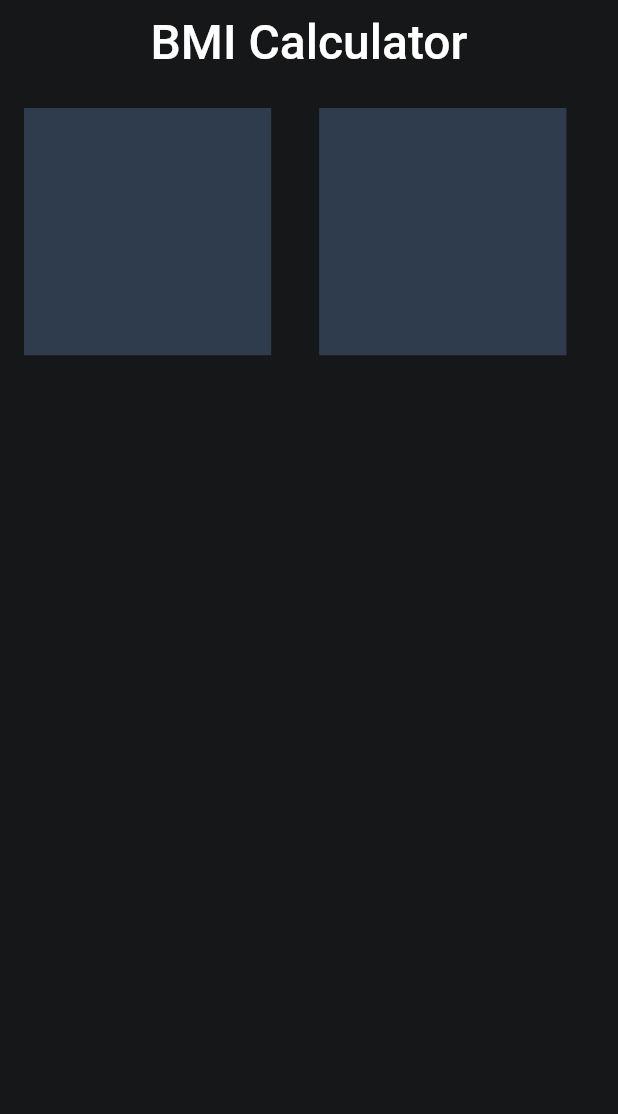
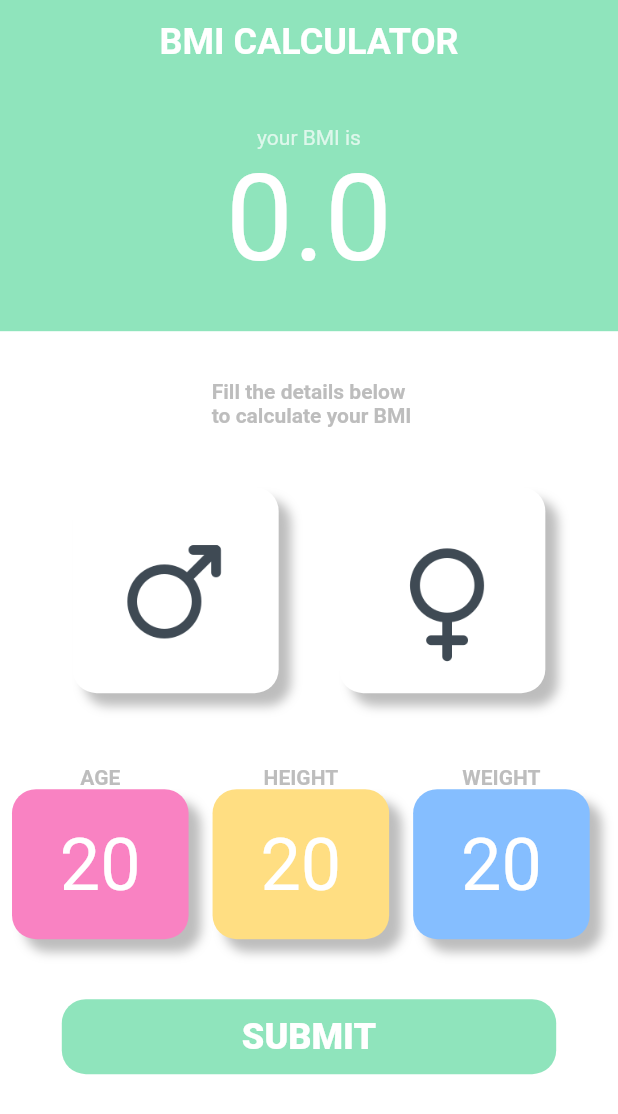
Before and after one commit to AayushDongre/Rait-Flutter-Session, a Flutter app: the screen it shows after launch, on a phone screen of 412 x 824 dp. Shown: the top 1114 px of the screen. Run offline on Flutter 3.47's test engine with Material 2 defaults, Android fonts, the light colour scheme and no system bars; our stand-ins replace google_fonts.

Commit message:
BMI Calculator app static' '

```diff
--- a/bmiCalculator/lib/constants.dart
+++ b/bmiCalculator/lib/constants.dart
@@ -3,3 +3,4 @@ import 'package:flutter/material.dart';
 const backgroundColor = const Color(0xFF161719);
 const selectedBoxColor = const Color(0xFF72909D);
 const defaultBoxColor = const Color(0xFF2F3C4D);
+const green = const Color(0xFF8FE4BC);
--- a/bmiCalculator/lib/homeScreen.dart
+++ b/bmiCalculator/lib/homeScreen.dart
@@ -1,4 +1,6 @@
 import 'package:bmiCalculator/constants.dart';
+import 'package:bmiCalculator/widgets/detailsInput.dart';
+import 'package:bmiCalculator/widgets/genderButton.dart';
 import 'package:flutter/material.dart';
 import 'package:google_fonts/google_fonts.dart';
 
@@ -10,40 +12,105 @@ class HomeScreen extends StatefulWidget {
 }
 
 class _HomeScreenState extends State<HomeScreen> {
+  bool gender = true;
+
   @override
   Widget build(BuildContext context) {
     return Scaffold(
       appBar: AppBar(
-        backgroundColor: backgroundColor,
-        title: Text('BMI Calculator', style: GoogleFonts.roboto(fontSize: 32)),
+        title: Text(
+          'BMI CALCULATOR',
+          style: TextStyle(
+              fontSize: 24, color: Colors.white, fontWeight: FontWeight.w700),
+        ),
         centerTitle: true,
+        backgroundColor: green,
         elevation: 0,
       ),
-      backgroundColor: backgroundColor,
+      backgroundColor: Colors.white,
       body: ListView(
         children: <Widget>[
-          Row(
+          Container(
+            color: green,
+            height: MediaQuery.of(context).size.height / 5,
+            child: Column(
+              mainAxisAlignment: MainAxisAlignment.center,
+              children: <Widget>[
+                Text(
+                  'your BMI is',
+                  style: TextStyle(color: Colors.white70),
+                ),
+                Text(
+                  '0.0',
+                  style: TextStyle(color: Colors.white, fontSize: 80),
+                )
+              ],
+            ),
+          ),
+          Padding(
+            padding: const EdgeInsets.symmetric(horizontal: 8.0, vertical: 32),
+            child: Center(
+              child: Text(
+                ' Fill the details below\n to calculate your BMI',
+                style: TextStyle(
+                    color: Colors.grey[400], fontWeight: FontWeight.w600),
+              ),
+            ),
+          ),
+          Padding(
+            padding: const EdgeInsets.all(8.0),
+            child: Row(
+              mainAxisAlignment: MainAxisAlignment.spaceEvenly,
+              children: <Widget>[
+
+                GestureDetector(
+                  child: genderbutton('assets/male.png', context),
+                  onTap: (){
+                    setState(() {
+                      gender = true;
+                    });
+                  },
+                ),
+                GestureDetector(
+                  child: genderbutton('assets/female.png', context),
+                  onTap: (){
+                    setState(() {
+                      gender = false;
+                    });
+                  },
+                )
+              ],
+            ),
+          ),
+          Container(
+            padding: EdgeInsets.symmetric(vertical: 32),
+            child: Row(
+              children: <Widget>[
+                detailsInput(context, 'AGE', Color(0XFFF982C2)),
+                detailsInput(context, 'HEIGHT', Color(0XFFFFDE82)),
+                detailsInput(context, 'WEIGHT', Color(0XFF85BEFF)),
+              ],
+            ),
+          ),
+          Column(
             children: <Widget>[
               Container(
-                margin: EdgeInsets.all(16),
-                width: MediaQuery.of(context).size.width * .4,
-                height: MediaQuery.of(context).size.width * .4,
-                color: defaultBoxColor,
+                width: MediaQuery.of(context).size.width * 0.8,
+                height: 50,
+                child: Center(
+                  child: Text(
+                    'SUBMIT',
+                    style: TextStyle(
+                        fontSize: 24,
+                        color: Colors.white,
+                        fontWeight: FontWeight.w900),
+                  ),
+                ),
+                decoration: BoxDecoration(
+                  color: green,
+                  borderRadius: BorderRadius.circular(16),
+                ),
               ),
-              Container(
-                margin: EdgeInsets.all(16),
-                width: MediaQuery.of(context).size.width * .4,
-                height: MediaQuery.of(context).size.width * .4,
-                color: defaultBoxColor,
-              ),
-            ],
-          ),
-          Row(
-            children: <Widget>[
-              Container(
-
-                color: Color(0xFF2F3F4B),
-              )
             ],
           )
         ],
--- /dev/null
+++ b/bmiCalculator/lib/widgets/detailsInput.dart
@@ -0,0 +1,34 @@
+import 'package:flutter/material.dart';
+
+Widget detailsInput(BuildContext context, String text, Color backgroundColor) {
+  return Container(
+    padding: EdgeInsets.all(8),
+    child: Column(
+      children: <Widget>[
+        Text(
+          text,
+          style:
+              TextStyle(color: Colors.grey[400], fontWeight: FontWeight.w600),
+        ),
+        Container(
+          width: MediaQuery.of(context).size.width / 3.5,
+          height: 100,
+          decoration: BoxDecoration(
+            color: backgroundColor,
+            boxShadow: [
+              BoxShadow(
+                  color: Colors.black26, offset: Offset(8, 8), blurRadius: 5)
+            ],
+            borderRadius: BorderRadius.circular(16)
+          ),
+          child: Center(
+            child: Text(
+              '20',
+              style: TextStyle(fontSize: 48, color: Colors.white),
+            ),
+          ),
+        )
+      ],
+    ),
+  );
+}
--- /dev/null
+++ b/bmiCalculator/lib/widgets/genderButton.dart
@@ -0,0 +1,19 @@
+import 'package:flutter/material.dart';
+
+Widget genderbutton(String asset, BuildContext context) {
+  return Container(
+    width: MediaQuery.of(context).size.width / 3,
+    height: MediaQuery.of(context).size.width / 3,
+    child: Image.asset(asset),
+    decoration: BoxDecoration(
+        color: Colors.white,
+        boxShadow: [
+          BoxShadow(
+            color: Colors.black26,
+            offset: Offset(8, 8),
+            blurRadius: 5,
+          ),
+        ],
+        borderRadius: BorderRadius.circular(16)),
+  );
+}
--- /dev/null
+++ b/bmiCalculator/lib/widgets/subtitle.dart
@@ -0,0 +1,8 @@
+import 'package:flutter/material.dart';
+
+Text subtitle(String text) {
+  return Text(
+    ' Fill the details below\n to calculate your BMI',
+    style: TextStyle(color: Colors.grey[400], fontWeight: FontWeight.w600),
+  );
+}
--- a/bmiCalculator/pubspec.yaml
+++ b/bmiCalculator/pubspec.yaml
@@ -11,6 +11,7 @@ environment:
 dependencies:
   flutter:
     sdk: flutter
+
   google_fonts:
 
   cupertino_icons: ^0.1.3
@@ -21,3 +22,5 @@ dev_dependencies:
 
 flutter:
   uses-material-design: true
+  assets:
+    - assets/
--- a/imageBoard/lib/gridView.dart
+++ b/imageBoard/lib/gridView.dart
@@ -1,5 +1,4 @@
 import 'package:flutter/material.dart';
-import 'package:flutter_staggered_grid_view/flutter_staggered_grid_view.dart';
 import 'dart:convert';
 import 'package:http/http.dart' as http;
 import 'package:imageBoard/models/galleryImage.dart';
@@ -39,9 +38,6 @@ class _ImageGridState extends State<ImageGrid> {
     super.initState();
     fetchImage();
     _scrollController.addListener(() {
-      print(_scrollController.position.pixels);
-      print(_scrollController.position.maxScrollExtent -
-          MediaQuery.of(context).size.height);
       if (_scrollController.position.pixels >=
           _scrollController.position.maxScrollExtent - 300) {
         page++;
--- a/imageBoard/lib/homescreen.dart
+++ b/imageBoard/lib/homescreen.dart
@@ -1,5 +1,4 @@
 import 'package:flutter/material.dart';
-import 'package:google_fonts/google_fonts.dart';
 import 'package:imageBoard/gridView.dart';
 
 class HomeScreen extends StatefulWidget {
--- a/imageBoard/lib/main.dart
+++ b/imageBoard/lib/main.dart
@@ -21,6 +21,7 @@ class _ImageBoardState extends State<ImageBoard> {
   Widget build(BuildContext context) {
     return MaterialApp(
       theme: dark == false ? ThemeData.light() : ThemeData.dark(),
+      debugShowCheckedModeBanner: false,
       home: HomeScreen(switchTheme: this.switchTheme,theme:dark),
     );
   }
--- a/imageBoard/pubspec.yaml
+++ b/imageBoard/pubspec.yaml
@@ -23,8 +23,6 @@ environment:
 dependencies:
   flutter:
     sdk: flutter
-  google_fonts:
-  flutter_staggered_grid_view: ^0.3.0
   http:
 
   # The following adds the Cupertino Icons font to your application.
```
Also changed, not shown: bmiCalculator/assets/female.png (added), bmiCalculator/assets/female.svg (added), bmiCalculator/assets/male.png (added).
